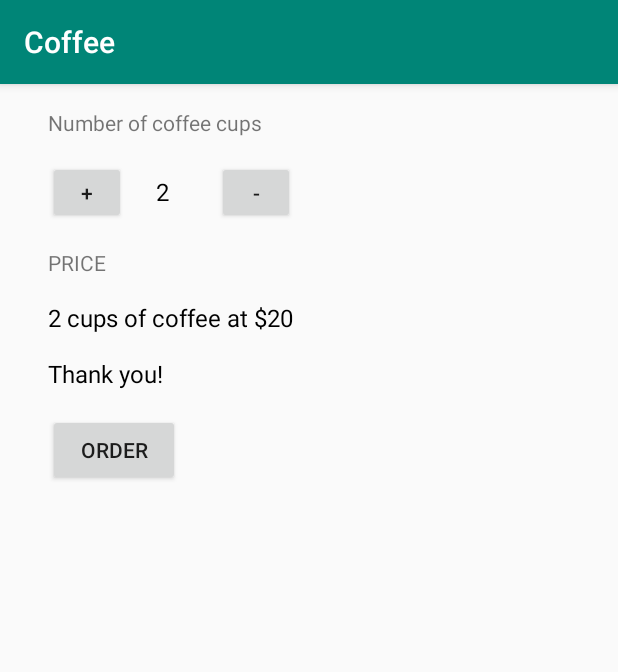
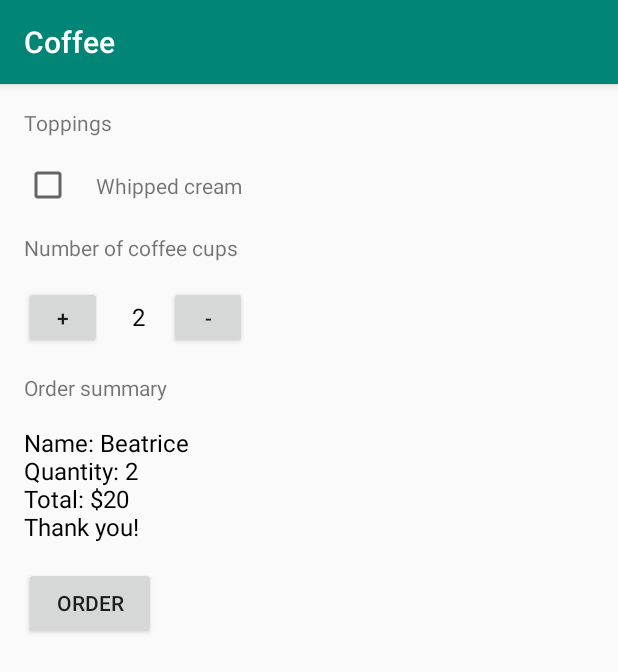
Before and after one commit to BeatriceNakabanda/Order-Coffee, an Android app: the screen it shows after launch (MainActivity), after a tap on "ORDER", on a phone screen of 412 x 824 dp. Shown: the top 672 px of the screen. Run offline under Robolectric (Android 15) with nearby library versions, the phone set to English and light mode, and no system bars.

```diff
--- a/app/src/main/java/com/example/justjava/MainActivity.java
+++ b/app/src/main/java/com/example/justjava/MainActivity.java
@@ -29,7 +29,8 @@ public class MainActivity extends AppCompatActivity {
     }
 
     public void submitOrder(View view) {
-        String priceMessage = quantity + " cups of coffee at $" + quantity * 10 + "\n\nThank you!";
+        int price = calculatePrice();
+        String priceMessage = createOrderSummary(price);
         displayMessage(priceMessage);
 
     }
@@ -42,15 +43,33 @@ public class MainActivity extends AppCompatActivity {
      * This method displays the given price on the screen.
      */
     private void displayPrice(int number) {
-        TextView priceTextView = (TextView) findViewById(R.id.priceTextView);
+        TextView priceTextView = (TextView) findViewById(R.id.summaryTextView);
         priceTextView.setText(NumberFormat.getCurrencyInstance().format(number));
     }
     /**
      * This method displays the given text on the screen.
      */
     private void displayMessage(String message) {
-        TextView priceTextView = (TextView) findViewById(R.id.priceTextView);
-        priceTextView.setText(message);
+        TextView orderSummaryTextView = (TextView) findViewById(R.id.summaryTextView);
+        orderSummaryTextView.setText(message);
     }
+    /**
+     * This method calculates the price of the order
+     * returns total price
+     */
+    private int calculatePrice(){
+        int price = quantity * 10;
+        return price;
+    }
+    /**
+     * This method displays the order summary.
+     */
+    private String createOrderSummary(int price){
+        String orderMessage = "Name: Beatrice";
+        orderMessage += "\nQuantity: " + quantity;
+        orderMessage += "\nTotal: $" + price;
+        orderMessage += "\nThank you!";
 
+        return orderMessage;
+    }
 }
--- a/app/src/main/res/layout/activity_main.xml
+++ b/app/src/main/res/layout/activity_main.xml
@@ -4,18 +4,43 @@
     android:layout_width="match_parent"
     android:layout_height="match_parent"
     android:orientation="vertical"
-    android:paddingLeft="16dp"
-    android:paddingRight="16dp"
-    android:paddingBottom="16dp"
+    android:layout_marginLeft="16dp"
+    android:layout_marginRight="16dp"
+    android:layout_marginBottom="16dp"
+    android:layout_marginTop="16dp"
     tools:context=".MainActivity">
+
+    <TextView
+        android:id="@+id/toppingTextView"
+        android:layout_width="wrap_content"
+        android:layout_height="wrap_content"
+        android:text="Toppings" />
+
+    <LinearLayout
+        android:layout_width="match_parent"
+        android:layout_height="wrap_content"
+        android:layout_marginTop="16dp"
+        android:orientation="horizontal">
+
+        <CheckBox
+            android:layout_width="wrap_content"
+            android:layout_height="wrap_content"
+            android:textSize="16sp"/>
+
+        <TextView
+            android:layout_width="wrap_content"
+            android:layout_height="wrap_content"
+
+            android:layout_marginLeft="16dp"
+            android:text="Whipped cream"/>
+
+    </LinearLayout>
 
     <TextView
         android:id="@+id/textView"
         android:layout_width="wrap_content"
         android:layout_height="wrap_content"
-        android:layout_marginLeft="16dp"
         android:layout_marginTop="16dp"
-        android:layout_marginRight="16dp"
         android:text="Number of coffee cups" />
 
     <LinearLayout
@@ -28,7 +53,6 @@
         android:layout_width="52dp"
         android:layout_height="42dp"
         android:layout_below="@+id/textView"
-        android:layout_marginLeft="16dp"
         android:layout_marginTop="16dp"
         android:onClick="increment"
         android:text="+" />
@@ -40,7 +64,6 @@
         android:layout_below="@id/incrementButton"
         android:layout_marginLeft="20dp"
         android:layout_marginTop="16dp"
-        android:layout_marginRight="16dp"
         android:text="2"
         android:textColor="#000000"
         android:textSize="16sp" />
@@ -58,23 +81,19 @@
 </LinearLayout>
 
     <TextView
-        android:id="@+id/priceText"
+        android:id="@+id/order_summary_text_view"
         android:layout_width="wrap_content"
         android:layout_height="wrap_content"
         android:layout_below="@id/decrementButton"
-        android:layout_marginLeft="16dp"
         android:layout_marginTop="16dp"
-        android:layout_marginRight="16dp"
-        android:text="PRICE" />
+        android:text="Order summary" />
 
     <TextView
-        android:id="@+id/priceTextView"
+        android:id="@+id/summaryTextView"
         android:layout_width="wrap_content"
         android:layout_height="wrap_content"
-        android:layout_below="@id/priceText"
-        android:layout_marginLeft="16dp"
+        android:layout_below="@id/order_summary_text_view"
         android:layout_marginTop="16dp"
-        android:layout_marginRight="16dp"
         android:text="$10"
         android:textColor="#000000"
         android:textSize="16sp" />
@@ -83,8 +102,7 @@
         android:id="@+id/orderButton"
         android:layout_width="wrap_content"
         android:layout_height="wrap_content"
-        android:layout_below="@+id/priceTextView"
-        android:layout_marginLeft="16dp"
+        android:layout_below="@+id/summaryTextView"
         android:layout_marginTop="16dp"
         android:onClick="submitOrder"
         android:text="ORDER" />
```
